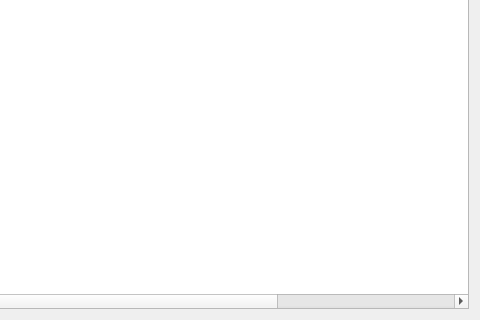
The window that device_value_table.ui (EuphoricCatface/ModbusRTUSniffer-PySide) describes before a commit, drawn with Qt 5; both pictures show x 171 to 651 and y 279 to 599 of the 651 by 599 pixel window.
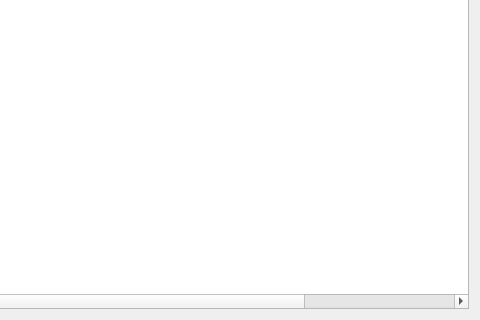
The same window after the commit.

Commit message: Somehow Designer has had an invisible column there

The edit to the form file:
```diff
--- a/device_value_table.ui
+++ b/device_value_table.ui
@@ -129,7 +129,6 @@
        <string>F</string>
       </property>
      </column>
-     <column/>
     </widget>
    </item>
    <item row="0" column="1">
```
The commit also changes 1 other file.
